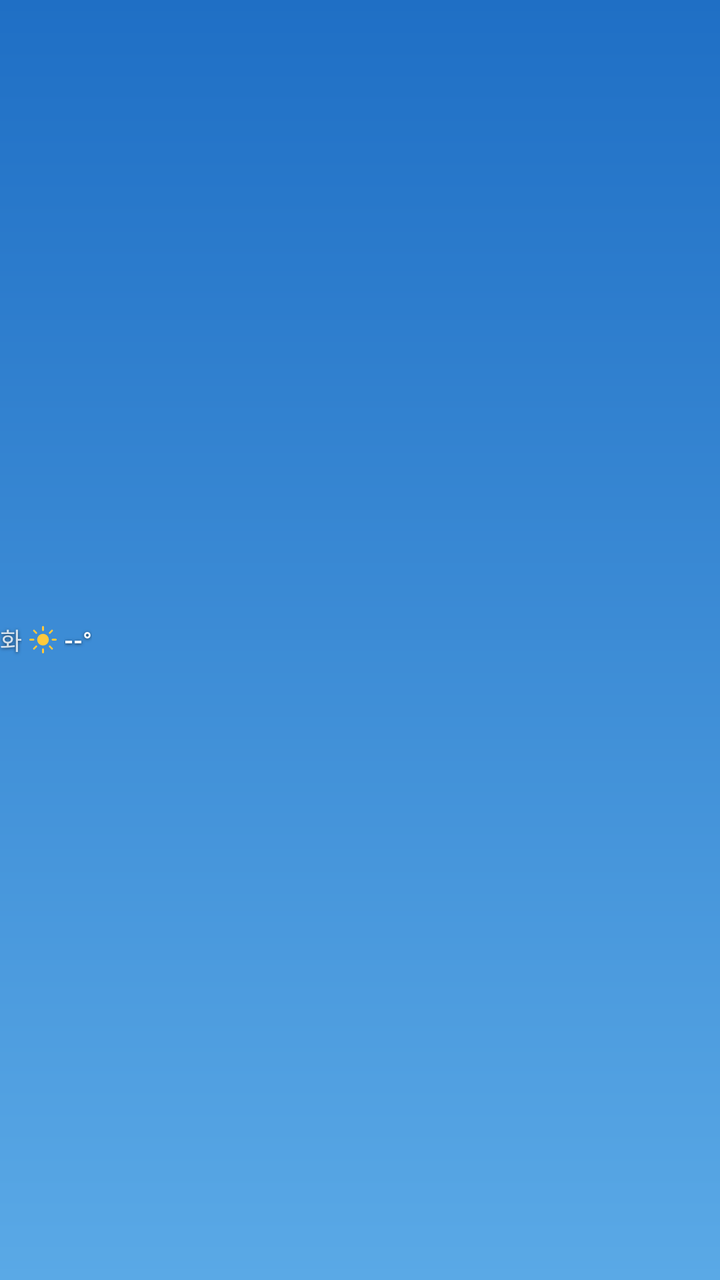
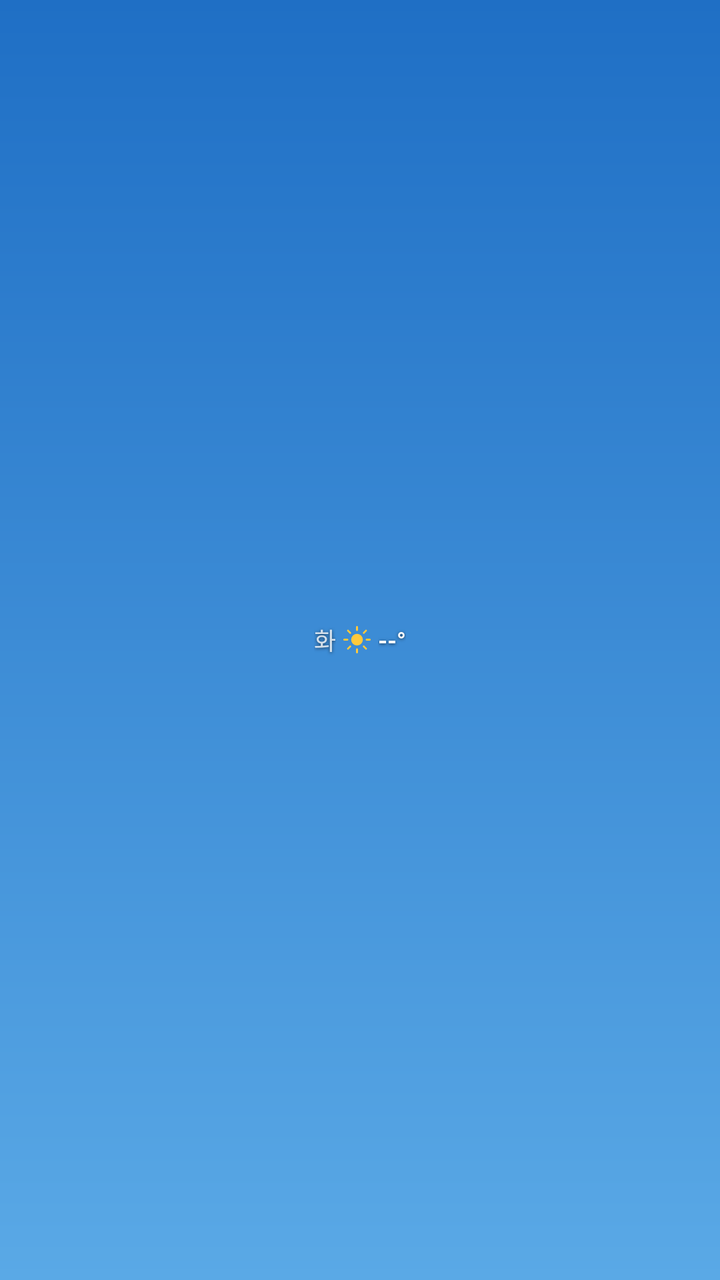

Compare the two renders of this Android layout. The source of the first and the diff that turns it into the second are given below.
<!-- AndroidManifest.xml: application theme AppTheme -->
<!-- res/layout/item_week.xml -->
<?xml version="1.0" encoding="utf-8"?>
<LinearLayout xmlns:android="http://schemas.android.com/apk/res/android"
    android:layout_width="0dp" android:layout_height="wrap_content" android:layout_weight="1"
    android:orientation="horizontal" android:gravity="center_vertical">
    <TextView android:id="@+id/w_day" android:shadowColor="#99000000" android:shadowRadius="4" android:shadowDy="1" android:layout_width="wrap_content" android:layout_height="wrap_content"
        android:text="화" android:textColor="#CCFFFFFF" android:textSize="12sp" android:maxLines="1"/>
    <ImageView android:id="@+id/w_icon" android:layout_width="17dp" android:layout_height="17dp" android:layout_marginStart="2dp" android:src="@drawable/ic_w_clear_day"/>
    <TextView android:id="@+id/w_temp" android:shadowColor="#99000000" android:shadowRadius="4" android:shadowDy="1" android:layout_width="wrap_content" android:layout_height="wrap_content"
        android:layout_marginStart="2dp" android:text="--°" android:textColor="#FFFFFF" android:textSize="12sp" android:textStyle="bold" android:maxLines="1"/>
</LinearLayout>
<!-- resources referenced by this layout -->
<resources>
  <!-- drawable ic_w_clear_day (drawable) -->
  <?xml version="1.0" encoding="utf-8"?>
  <vector xmlns:android="http://schemas.android.com/apk/res/android" android:width="64dp" android:height="64dp" android:viewportWidth="64" android:viewportHeight="64"><path android:fillColor="#FFC93C" android:pathData="M32,21a11,11 0,1 1,0 22a11,11 0,1 1,0 -22z"/><path android:strokeColor="#FFC93C" android:strokeWidth="3.5" android:strokeLineCap="round" android:pathData="M32,14L32,8M32,56L32,50M14,32L8,32M56,32L50,32M19.3,19.3L15,15M44.7,44.7L49,49M44.7,19.3L49,15M19.3,44.7L15,49"/></vector>
  <style name="AppTheme" parent="android:Theme.Material.NoActionBar">
      <item name="android:windowBackground">@drawable/ic_launcher_bg</item>
      <item name="android:statusBarColor">#1F6FC5</item>
      <item name="android:navigationBarColor">#5AA9E6</item>
    </style>
  <!-- drawable ic_launcher_bg (drawable) -->
  <?xml version="1.0" encoding="utf-8"?>
  <shape xmlns:android="http://schemas.android.com/apk/res/android"><gradient android:angle="270" android:startColor="#1F6FC5" android:endColor="#5AA9E6"/></shape>
</resources>

<!-- the commit's change to res/layout/item_week.xml (unified diff, before → after) -->
@@ -1,7 +1,7 @@
 <?xml version="1.0" encoding="utf-8"?>
 <LinearLayout xmlns:android="http://schemas.android.com/apk/res/android"
     android:layout_width="0dp" android:layout_height="wrap_content" android:layout_weight="1"
-    android:orientation="horizontal" android:gravity="center_vertical">
+    android:orientation="horizontal" android:gravity="center">
     <TextView android:id="@+id/w_day" android:shadowColor="#99000000" android:shadowRadius="4" android:shadowDy="1" android:layout_width="wrap_content" android:layout_height="wrap_content"
         android:text="화" android:textColor="#CCFFFFFF" android:textSize="12sp" android:maxLines="1"/>
     <ImageView android:id="@+id/w_icon" android:layout_width="17dp" android:layout_height="17dp" android:layout_marginStart="2dp" android:src="@drawable/ic_w_clear_day"/>
